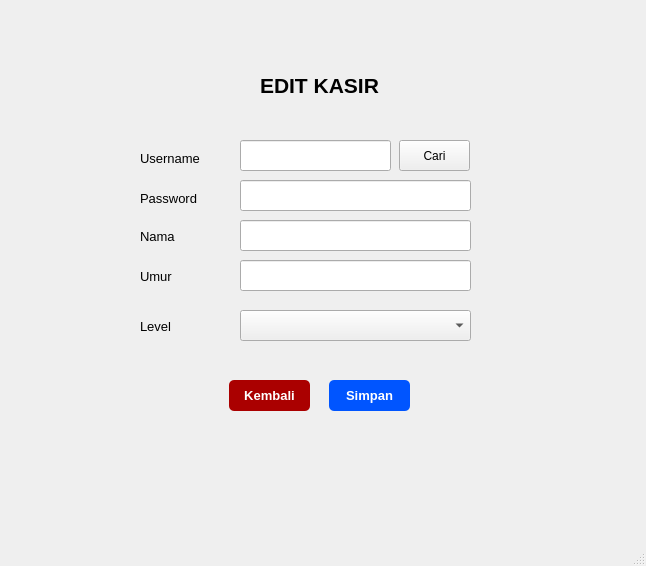
Old version of the form form_edit_data_kasir.ui in the repository naylasalsdev-project/SudiKasusUAS.
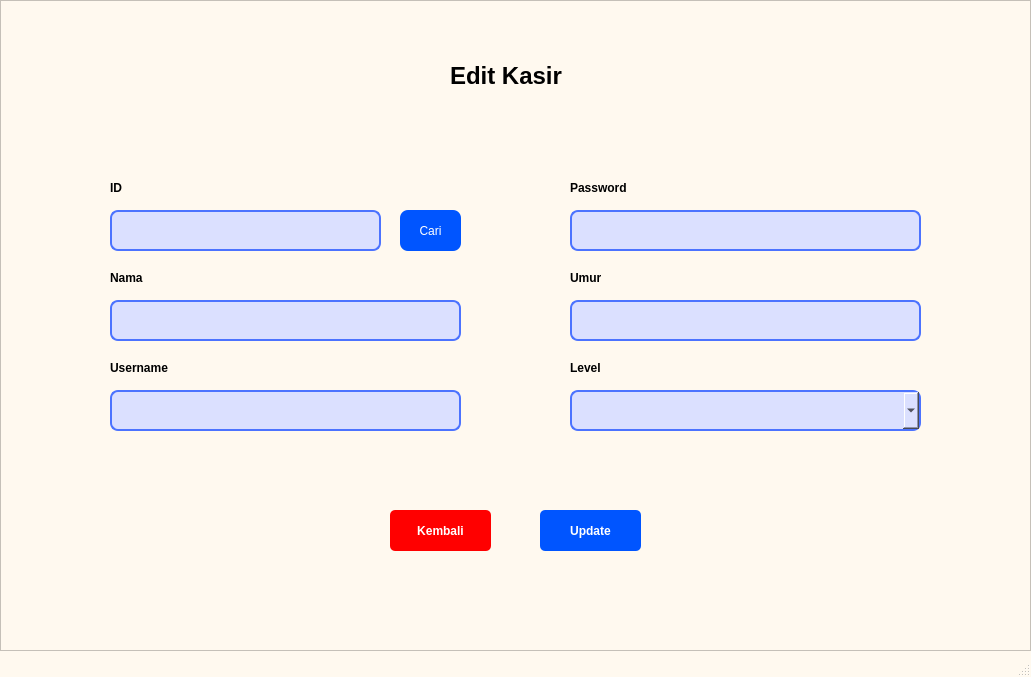
New version of the form.

```diff
--- a/form_edit_data_kasir.ui
+++ b/form_edit_data_kasir.ui
@@ -6,243 +6,373 @@
    <rect>
     <x>0</x>
     <y>0</y>
-    <width>646</width>
-    <height>566</height>
+    <width>1031</width>
+    <height>677</height>
    </rect>
   </property>
   <property name="windowTitle">
    <string>MainWindow</string>
   </property>
+  <property name="styleSheet">
+   <string notr="true">QMainWindow{ 
+	background-color: rgb(255, 249, 239);
+}</string>
+  </property>
   <widget class="QWidget" name="centralwidget">
-   <widget class="QLineEdit" name="lineEdit_2">
+   <property name="styleSheet">
+    <string notr="true">QWidget{ 
+	background-color: rgb(255, 249, 239);
+}</string>
+   </property>
+   <widget class="QFrame" name="frame">
     <property name="geometry">
      <rect>
-      <x>240</x>
-      <y>180</y>
-      <width>231</width>
-      <height>31</height>
+      <x>0</x>
+      <y>0</y>
+      <width>1031</width>
+      <height>651</height>
      </rect>
     </property>
-   </widget>
-   <widget class="QLineEdit" name="lineEdit_3">
-    <property name="geometry">
-     <rect>
-      <x>240</x>
-      <y>220</y>
-      <width>231</width>
-      <height>31</height>
-     </rect>
+    <property name="styleSheet">
+     <string notr="true">QFrame{ 
+	background-color: rgb(255, 249, 239);
+}</string>
     </property>
-   </widget>
-   <widget class="QComboBox" name="comboBox">
-    <property name="geometry">
-     <rect>
-      <x>240</x>
-      <y>310</y>
-      <width>231</width>
-      <height>31</height>
-     </rect>
+    <property name="frameShape">
+     <enum>QFrame::StyledPanel</enum>
     </property>
-   </widget>
-   <widget class="QLineEdit" name="lineEdit">
-    <property name="geometry">
-     <rect>
-      <x>240</x>
-      <y>140</y>
-      <width>151</width>
-      <height>31</height>
-     </rect>
+    <property name="frameShadow">
+     <enum>QFrame::Raised</enum>
     </property>
-   </widget>
-   <widget class="QPushButton" name="pushButton">
-    <property name="geometry">
-     <rect>
-      <x>399</x>
-      <y>140</y>
-      <width>71</width>
-      <height>31</height>
-     </rect>
-    </property>
-    <property name="text">
-     <string>Cari</string>
-    </property>
-   </widget>
-   <widget class="QPushButton" name="pushButton_3">
-    <property name="geometry">
-     <rect>
-      <x>229</x>
-      <y>380</y>
-      <width>81</width>
-      <height>31</height>
-     </rect>
-    </property>
-    <property name="font">
-     <font>
-      <pointsize>10</pointsize>
-      <weight>75</weight>
-      <bold>true</bold>
-     </font>
-    </property>
-    <property name="styleSheet">
-     <string notr="true">QPushButton {
-    background-color: rgb(170, 0, 0);
+    <widget class="QLabel" name="label_9">
+     <property name="geometry">
+      <rect>
+       <x>570</x>
+       <y>180</y>
+       <width>81</width>
+       <height>16</height>
+      </rect>
+     </property>
+     <property name="font">
+      <font>
+       <weight>75</weight>
+       <bold>true</bold>
+      </font>
+     </property>
+     <property name="text">
+      <string>Password</string>
+     </property>
+    </widget>
+    <widget class="QLabel" name="label_4">
+     <property name="geometry">
+      <rect>
+       <x>450</x>
+       <y>50</y>
+       <width>151</width>
+       <height>51</height>
+      </rect>
+     </property>
+     <property name="font">
+      <font>
+       <pointsize>18</pointsize>
+       <weight>75</weight>
+       <bold>true</bold>
+      </font>
+     </property>
+     <property name="text">
+      <string>Edit Kasir</string>
+     </property>
+    </widget>
+    <widget class="QPushButton" name="pushButton_3">
+     <property name="geometry">
+      <rect>
+       <x>400</x>
+       <y>210</y>
+       <width>61</width>
+       <height>41</height>
+      </rect>
+     </property>
+     <property name="styleSheet">
+      <string notr="true">QPushButton {
+    background-color: rgb(0, 85, 255);
+	border-radius: 8px;
+	color: white
+}</string>
+     </property>
+     <property name="text">
+      <string>Cari</string>
+     </property>
+    </widget>
+    <widget class="QLabel" name="label_11">
+     <property name="geometry">
+      <rect>
+       <x>570</x>
+       <y>360</y>
+       <width>81</width>
+       <height>16</height>
+      </rect>
+     </property>
+     <property name="font">
+      <font>
+       <weight>75</weight>
+       <bold>true</bold>
+      </font>
+     </property>
+     <property name="text">
+      <string>Level</string>
+     </property>
+    </widget>
+    <widget class="QLabel" name="label_5">
+     <property name="geometry">
+      <rect>
+       <x>110</x>
+       <y>360</y>
+       <width>81</width>
+       <height>16</height>
+      </rect>
+     </property>
+     <property name="font">
+      <font>
+       <weight>75</weight>
+       <bold>true</bold>
+      </font>
+     </property>
+     <property name="text">
+      <string>Username</string>
+     </property>
+    </widget>
+    <widget class="QLineEdit" name="lineEdit_3">
+     <property name="geometry">
+      <rect>
+       <x>110</x>
+       <y>210</y>
+       <width>271</width>
+       <height>41</height>
+      </rect>
+     </property>
+     <property name="styleSheet">
+      <string notr="true">QLineEdit {
+    border: 2px solid rgb(76, 115, 255);
+    background-color: rgb(219, 224, 255);
+	border-radius: 8px
+}</string>
+     </property>
+    </widget>
+    <widget class="QLabel" name="label_6">
+     <property name="geometry">
+      <rect>
+       <x>110</x>
+       <y>270</y>
+       <width>81</width>
+       <height>16</height>
+      </rect>
+     </property>
+     <property name="font">
+      <font>
+       <weight>75</weight>
+       <bold>true</bold>
+      </font>
+     </property>
+     <property name="text">
+      <string>Nama</string>
+     </property>
+    </widget>
+    <widget class="QLabel" name="label_10">
+     <property name="geometry">
+      <rect>
+       <x>110</x>
+       <y>180</y>
+       <width>81</width>
+       <height>16</height>
+      </rect>
+     </property>
+     <property name="font">
+      <font>
+       <weight>75</weight>
+       <bold>true</bold>
+      </font>
+     </property>
+     <property name="text">
+      <string>ID</string>
+     </property>
+    </widget>
+    <widget class="QLabel" name="label_14">
+     <property name="geometry">
+      <rect>
+       <x>570</x>
+       <y>270</y>
+       <width>81</width>
+       <height>16</height>
+      </rect>
+     </property>
+     <property name="font">
+      <font>
+       <weight>75</weight>
+       <bold>true</bold>
+      </font>
+     </property>
+     <property name="text">
+      <string>Umur</string>
+     </property>
+    </widget>
+    <widget class="QLabel" name="label_21">
+     <property name="geometry">
+      <rect>
+       <x>570</x>
+       <y>270</y>
+       <width>81</width>
+       <height>16</height>
+      </rect>
+     </property>
+     <property name="font">
+      <font>
+       <weight>75</weight>
+       <bold>true</bold>
+      </font>
+     </property>
+     <property name="text">
+      <string>Umur</string>
+     </property>
+    </widget>
+    <widget class="QLineEdit" name="lineEdit_4">
+     <property name="geometry">
+      <rect>
+       <x>110</x>
+       <y>300</y>
+       <width>351</width>
+       <height>41</height>
+      </rect>
+     </property>
+     <property name="styleSheet">
+      <string notr="true">QLineEdit {
+    border: 2px solid rgb(76, 115, 255);
+    background-color: rgb(219, 224, 255);
+	border-radius: 8px
+}</string>
+     </property>
+    </widget>
+    <widget class="QLineEdit" name="lineEdit_5">
+     <property name="geometry">
+      <rect>
+       <x>110</x>
+       <y>390</y>
+       <width>351</width>
+       <height>41</height>
+      </rect>
+     </property>
+     <property name="styleSheet">
+      <string notr="true">QLineEdit {
+    border: 2px solid rgb(76, 115, 255);
+    background-color: rgb(219, 224, 255);
+	border-radius: 8px
+}</string>
+     </property>
+    </widget>
+    <widget class="QLineEdit" name="lineEdit_6">
+     <property name="geometry">
+      <rect>
+       <x>570</x>
+       <y>210</y>
+       <width>351</width>
+       <height>41</height>
+      </rect>
+     </property>
+     <property name="styleSheet">
+      <string notr="true">QLineEdit {
+    border: 2px solid rgb(76, 115, 255);
+    background-color: rgb(219, 224, 255);
+	border-radius: 8px
+}</string>
+     </property>
+    </widget>
+    <widget class="QLineEdit" name="lineEdit_7">
+     <property name="geometry">
+      <rect>
+       <x>570</x>
+       <y>300</y>
+       <width>351</width>
+       <height>41</height>
+      </rect>
+     </property>
+     <property name="styleSheet">
+      <string notr="true">QLineEdit {
+    border: 2px solid rgb(76, 115, 255);
+    background-color: rgb(219, 224, 255);
+	border-radius: 8px
+}</string>
+     </property>
+    </widget>
+    <widget class="QComboBox" name="comboBox">
+     <property name="geometry">
+      <rect>
+       <x>570</x>
+       <y>390</y>
+       <width>351</width>
+       <height>41</height>
+      </rect>
+     </property>
+     <property name="styleSheet">
+      <string notr="true">QComboBox {
+    border: 2px solid rgb(76, 115, 255);
+    background-color: rgb(219, 224, 255);
+	border-radius: 8px
+}</string>
+     </property>
+    </widget>
+    <widget class="QPushButton" name="pushButton_7">
+     <property name="geometry">
+      <rect>
+       <x>390</x>
+       <y>510</y>
+       <width>101</width>
+       <height>41</height>
+      </rect>
+     </property>
+     <property name="font">
+      <font>
+       <weight>75</weight>
+       <bold>true</bold>
+      </font>
+     </property>
+     <property name="styleSheet">
+      <string notr="true">QPushButton {
+    background-color: rgb(255, 0, 0);
     color: white;
     border-radius: 5px;   
     padding: 6px;           
 }</string>
-    </property>
-    <property name="text">
-     <string>Kembali</string>
-    </property>
-   </widget>
-   <widget class="QLabel" name="label_6">
-    <property name="geometry">
-     <rect>
-      <x>140</x>
-      <y>270</y>
-      <width>47</width>
-      <height>13</height>
-     </rect>
-    </property>
-    <property name="font">
-     <font>
-      <pointsize>10</pointsize>
-     </font>
-    </property>
-    <property name="text">
-     <string>Umur</string>
-    </property>
-   </widget>
-   <widget class="QLabel" name="label_4">
-    <property name="geometry">
-     <rect>
-      <x>140</x>
-      <y>230</y>
-      <width>47</width>
-      <height>13</height>
-     </rect>
-    </property>
-    <property name="font">
-     <font>
-      <pointsize>10</pointsize>
-     </font>
-    </property>
-    <property name="text">
-     <string>Nama</string>
-    </property>
-   </widget>
-   <widget class="QLineEdit" name="lineEdit_5">
-    <property name="geometry">
-     <rect>
-      <x>240</x>
-      <y>260</y>
-      <width>231</width>
-      <height>31</height>
-     </rect>
-    </property>
-   </widget>
-   <widget class="QPushButton" name="pushButton_2">
-    <property name="geometry">
-     <rect>
-      <x>329</x>
-      <y>380</y>
-      <width>81</width>
-      <height>31</height>
-     </rect>
-    </property>
-    <property name="font">
-     <font>
-      <pointsize>10</pointsize>
-      <weight>75</weight>
-      <bold>true</bold>
-     </font>
-    </property>
-    <property name="styleSheet">
-     <string notr="true">QPushButton {
+     </property>
+     <property name="text">
+      <string>Kembali</string>
+     </property>
+    </widget>
+    <widget class="QPushButton" name="pushButton_6">
+     <property name="geometry">
+      <rect>
+       <x>540</x>
+       <y>510</y>
+       <width>101</width>
+       <height>41</height>
+      </rect>
+     </property>
+     <property name="font">
+      <font>
+       <weight>75</weight>
+       <bold>true</bold>
+      </font>
+     </property>
+     <property name="styleSheet">
+      <string notr="true">QPushButton {
     background-color: rgb(0, 85, 255);
     color: white;
     border-radius: 5px;   
     padding: 6px;           
 }</string>
-    </property>
-    <property name="text">
-     <string>Simpan</string>
-    </property>
-   </widget>
-   <widget class="QLabel" name="label_5">
-    <property name="geometry">
-     <rect>
-      <x>140</x>
-      <y>320</y>
-      <width>47</width>
-      <height>13</height>
-     </rect>
-    </property>
-    <property name="font">
-     <font>
-      <pointsize>10</pointsize>
-     </font>
-    </property>
-    <property name="text">
-     <string>Level</string>
-    </property>
-   </widget>
-   <widget class="QLabel" name="label_2">
-    <property name="geometry">
-     <rect>
-      <x>140</x>
-      <y>150</y>
-      <width>71</width>
-      <height>16</height>
-     </rect>
-    </property>
-    <property name="font">
-     <font>
-      <pointsize>10</pointsize>
-     </font>
-    </property>
-    <property name="text">
-     <string>Username</string>
-    </property>
-   </widget>
-   <widget class="QLabel" name="label">
-    <property name="geometry">
-     <rect>
-      <x>260</x>
-      <y>70</y>
-      <width>171</width>
-      <height>31</height>
-     </rect>
-    </property>
-    <property name="font">
-     <font>
-      <pointsize>16</pointsize>
-      <weight>75</weight>
-      <italic>false</italic>
-      <bold>true</bold>
-     </font>
-    </property>
-    <property name="text">
-     <string>EDIT KASIR</string>
-    </property>
-   </widget>
-   <widget class="QLabel" name="label_3">
-    <property name="geometry">
-     <rect>
-      <x>140</x>
-      <y>190</y>
-      <width>61</width>
-      <height>16</height>
-     </rect>
-    </property>
-    <property name="font">
-     <font>
-      <pointsize>10</pointsize>
-     </font>
-    </property>
-    <property name="text">
-     <string>Password</string>
-    </property>
+     </property>
+     <property name="text">
+      <string>Update</string>
+     </property>
+    </widget>
    </widget>
   </widget>
   <widget class="QMenuBar" name="menubar">
```
Left out of the diff: 4 changed lines with no effect on the pictures.
